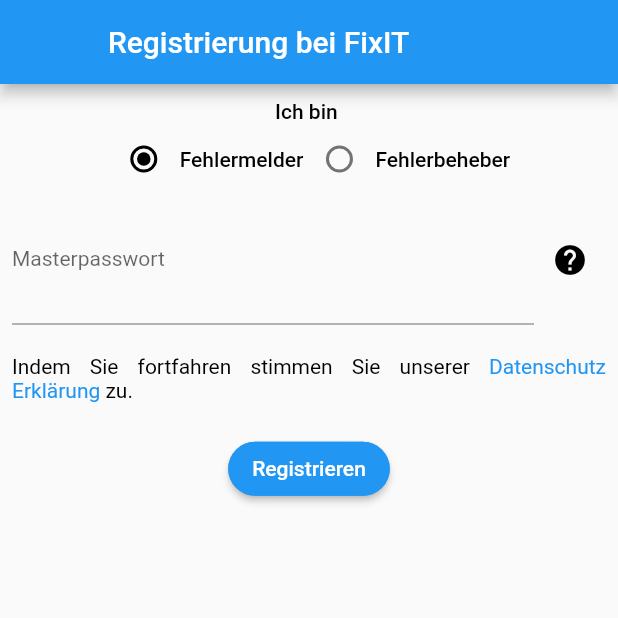
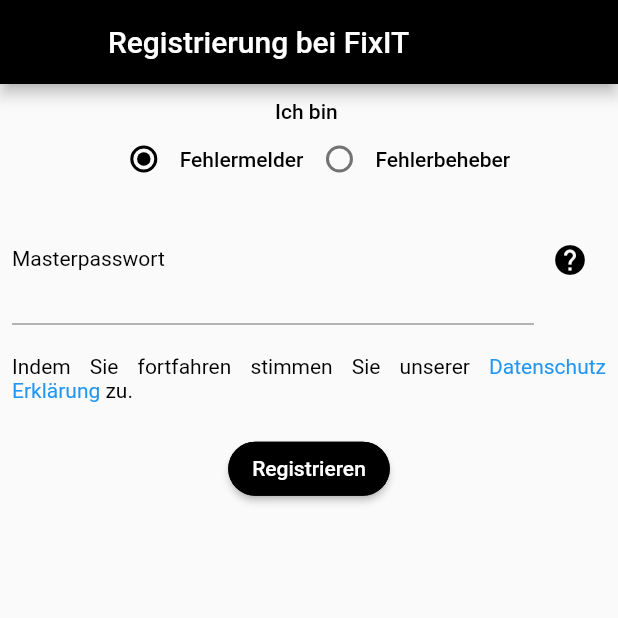
Before and after one commit to NoahPre/FixIT, a Flutter app: the Registrierung screen opened directly, on a phone screen of 412 x 824 dp, the top half of it. Run offline on Flutter 3.47's test engine with Material 2 defaults, Android fonts, the phone set to English and light mode, and no system bars; our stand-ins replace after_layout, camera, image_picker, shared_preferences; missing offline and left inert: keyboard_visibility; accounts and stored records are empty; network calls fail.

Commit message:
0.3.3
- Authentifizierung hinzugefügt
- Häkchen in Fehlerbehebung löscht jetzt den Fehler
- Designfehler in Registrierung, Kamera und Fehlerbehebung behoben

```diff
--- a/lib/seiten/fehlermeldung/bild_aufnahme.dart
+++ b/lib/seiten/fehlermeldung/bild_aufnahme.dart
@@ -1,5 +1,5 @@
 // bildAufnahme.dart
-import 'package:FixIT/imports.dart';
+import 'package:fixit/imports.dart';
 import "package:path/path.dart" show join;
 import "package:path_provider/path_provider.dart";
 
@@ -13,9 +13,11 @@ class BildAufnahme extends StatelessWidget {
 
   @override
   Widget build(BuildContext context) {
+    ThemeData thema = Theme.of(context);
     return Scaffold(
       appBar: AppBar(
         title: Text("Kamera"),
+        backgroundColor: thema.colorScheme.primary,
       ),
       floatingActionButton: Builder(
         builder: (BuildContext currentContext) => FloatingActionButton(
@@ -40,7 +42,7 @@ class BildAufnahme extends StatelessWidget {
 
               Navigator.pop(context);
 
-              pfadZumBild(path);
+              pfadZumBild(photo.path);
             } catch (error) {
               // If an error occurs, log the error to the console.
               print(error);
--- a/lib/seiten/fehlersichtung/fehler_detailansicht.dart
+++ b/lib/seiten/fehlersichtung/fehler_detailansicht.dart
@@ -42,11 +42,12 @@ class _FehlerDetailansichtState extends State<FehlerDetailansicht> {
           "Fehler Detailansicht",
           style: thema.textTheme.headline1,
         ),
+        backgroundColor: thema.colorScheme.primary,
         actions: <Widget>[
           IconButton(
               icon: Icon(
                 Icons.delete,
-                color: thema.iconTheme.color,
+                color: thema.colorScheme.onPrimary,
               ),
               tooltip: "Fehler löschen",
               onPressed: () {
--- a/lib/seiten/gemeldeteFehler/fehlerliste.dart
+++ b/lib/seiten/gemeldeteFehler/fehlerliste.dart
@@ -6,9 +6,7 @@ import "../../imports.dart";
 // TODO: beim fixen des Fehlers Kommentar hinterlassen Funktion hinzufügen
 
 class Fehlerliste extends StatefulWidget {
-  Fehlerliste({this.appBarHoehe = 0.0}) {
-    print("fehlerliste");
-  }
+  Fehlerliste({this.appBarHoehe = 0.0});
 
   final double appBarHoehe;
 
@@ -27,7 +25,6 @@ class _FehlerlisteState extends State<Fehlerliste> {
 
     // aktualisiert die Liste
     Future<void> refresh() async {
-      print("snons");
       if (fehlerlisteProvider.fehlerliste != null) {
         fehlerlisteProvider.fehlerliste.clear();
       }
--- a/lib/seiten/gemeldeteFehler/fehlerliste_eintrag.dart
+++ b/lib/seiten/gemeldeteFehler/fehlerliste_eintrag.dart
@@ -1,5 +1,5 @@
 // fehlerliste_eintrag.dart
-import "package:FixIT/imports.dart";
+import "package:fixit/imports.dart";
 
 class FehlerlisteEintrag extends StatelessWidget {
   final Fehler fehler;
@@ -59,6 +59,7 @@ class FehlerlisteEintrag extends StatelessWidget {
                           fehler.gefixt == "0") {
                         return Fehlerbehebung(
                           fehler: fehler,
+                          fehlerBehoben: fehlerlisteProvider.fehlerGeloescht,
                         );
                       } else {
                         return FehlerDetailansicht(
--- a/lib/seiten/registrierung.dart
+++ b/lib/seiten/registrierung.dart
@@ -169,8 +169,9 @@ class _RegistrierungState extends State<Registrierung> {
         title: Text("Registrierung bei FixIT"),
         // ist nur da, damit der Zurückpfeil nicht angezeigt wird
         leading: Container(
-          color: thema.primaryColor,
+          color: thema.colorScheme.primary,
         ),
+        backgroundColor: thema.colorScheme.primary,
       ),
       body: SafeArea(
         child: SingleChildScrollView(
@@ -195,6 +196,7 @@ class _RegistrierungState extends State<Registrierung> {
                       Radio(
                         value: 0,
                         groupValue: _radioGroupValue,
+                        activeColor: thema.colorScheme.primary,
                         onChanged: (value) {
                           _radioButtonChanged(value);
                         },
@@ -206,6 +208,7 @@ class _RegistrierungState extends State<Registrierung> {
                       Radio(
                         value: 1,
                         groupValue: _radioGroupValue,
+                        activeColor: thema.colorScheme.primary,
                         onChanged: (int value) {
                           _radioButtonChanged(value);
                         },
@@ -222,7 +225,14 @@ class _RegistrierungState extends State<Registrierung> {
                         child: TextFormField(
                           decoration: InputDecoration(
                             labelText: "Masterpasswort",
+                            labelStyle: TextStyle(
+                              color: thema.colorScheme.primary,
+                            ),
                             hintText: "Sollte Ihnen mitgeteilt worden sein",
+                            focusedBorder: UnderlineInputBorder(
+                              borderSide:
+                                  BorderSide(color: thema.colorScheme.primary),
+                            ),
                             suffix: IconButton(
                               icon: _passwortIcon,
                               onPressed: () {
@@ -294,19 +304,22 @@ class _RegistrierungState extends State<Registrierung> {
                   const SizedBox(
                     height: 20.0,
                   ),
-                  RaisedButton(
+                  ElevatedButton(
                     child: Text(
                       "Registrieren",
                       style: TextStyle(
                         color: Colors.white,
                       ),
                     ),
-                    color: thema.primaryColor,
-                    shape: RoundedRectangleBorder(
+                    style: TextButton.styleFrom(
+                      backgroundColor: thema.colorScheme.primary,
+                      shape: RoundedRectangleBorder(
                         side: BorderSide(
-                          color: thema.primaryColor,
+                          color: thema.colorScheme.primary,
                         ),
-                        borderRadius: BorderRadius.circular(18.0)),
+                        borderRadius: BorderRadius.circular(18.0),
+                      ),
+                    ),
                     onPressed: () => _userRegistriertSich(),
                   ),
                 ],
```
Also changed, not shown: lib/imports.dart (+25 -25 lines), lib/klassen/provider/benutzerInfoProvider.dart (+5 -3 lines), lib/klassen/provider/fehlerlisteProvider.dart (+20 -12 lines), lib/seiten/fehlermeldung/fehlermeldung.dart (+18 -12 lines), lib/seiten/fehlersichtung/fehlerbehebung.dart (+16 -5 lines), pubspec.yaml (+16 -19 lines), pubspec.lock, 7 other files.
